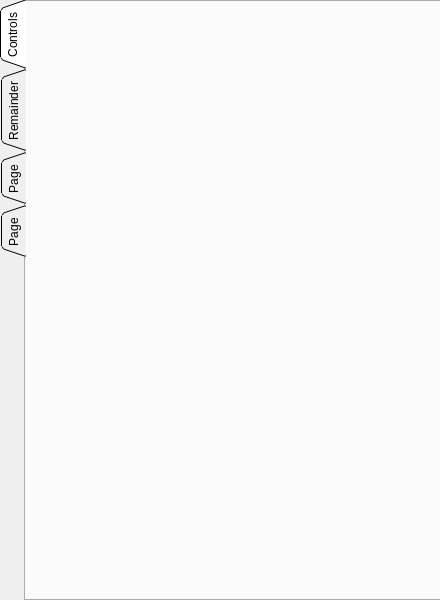
Before: the Qt Designer form bin/ui/main_window.ui in TechMaverik/BOOMER, drawn with Qt 5.
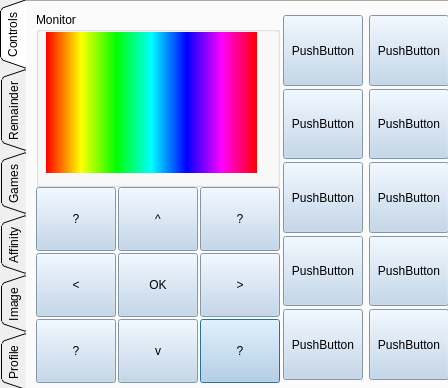
After: the same form once the commit is applied. The open tabs and pages were chosen to show the change. Icons and pictures are not drawn.

What changed in the file:
```diff
--- a/bin/ui/main_window.ui
+++ b/bin/ui/main_window.ui
@@ -6,8 +6,8 @@
    <rect>
     <x>0</x>
     <y>0</y>
-    <width>440</width>
-    <height>600</height>
+    <width>448</width>
+    <height>388</height>
    </rect>
   </property>
   <property name="windowTitle">
@@ -18,10 +18,15 @@
     <rect>
      <x>0</x>
      <y>0</y>
-     <width>441</width>
-     <height>601</height>
+     <width>451</width>
+     <height>391</height>
     </rect>
    </property>
+   <property name="font">
+    <font>
+     <pointsize>9</pointsize>
+    </font>
+   </property>
    <property name="tabPosition">
     <enum>QTabWidget::West</enum>
    </property>
@@ -41,6 +46,736 @@
     <attribute name="toolTip">
      <string>Generic Robot Controls (Move Forward, Sit, Stand etc) Window</string>
     </attribute>
+    <widget class="QWidget" name="horizontalLayoutWidget_4">
+     <property name="geometry">
+      <rect>
+       <x>10</x>
+       <y>10</y>
+       <width>416</width>
+       <height>371</height>
+      </rect>
+     </property>
+     <layout class="QHBoxLayout" name="horizontalLayout_5">
+      <property name="spacing">
+       <number>0</number>
+      </property>
+      <item>
+       <layout class="QVBoxLayout" name="verticalLayout_10">
+        <property name="spacing">
+         <number>0</number>
+        </property>
+        <property name="topMargin">
+         <number>0</number>
+        </property>
+        <item>
+         <widget class="QGroupBox" name="groupBox">
+          <property name="title">
+           <string>Monitor</string>
+          </property>
+          <widget class="QWidget" name="widget" native="true">
+           <property name="geometry">
+            <rect>
+             <x>10</x>
+             <y>20</y>
+             <width>211</width>
+             <height>141</height>
+            </rect>
+           </property>
+           <property name="styleSheet">
+            <string notr="true">background-color: qlineargradient(spread:pad, x1:0, y1:0, x2:1, y2:0, stop:0 rgba(255, 0, 0, 255), stop:0.166 rgba(255, 255, 0, 255), stop:0.333 rgba(0, 255, 0, 255), stop:0.5 rgba(0, 255, 255, 255), stop:0.666 rgba(0, 0, 255, 255), stop:0.833 rgba(255, 0, 255, 255), stop:1 rgba(255, 0, 0, 255));</string>
+           </property>
+          </widget>
+         </widget>
+        </item>
+        <item>
+         <layout class="QGridLayout" name="gridLayout">
+          <property name="sizeConstraint">
+           <enum>QLayout::SetFixedSize</enum>
+          </property>
+          <property name="spacing">
+           <number>2</number>
+          </property>
+          <item row="2" column="2">
+           <widget class="QPushButton" name="control_bottom_right_btn">
+            <property name="minimumSize">
+             <size>
+              <width>0</width>
+              <height>64</height>
+             </size>
+            </property>
+            <property name="cursor">
+             <cursorShape>OpenHandCursor</cursorShape>
+            </property>
+            <property name="styleSheet">
+             <string notr="true">QPushButton{
+	background-color: rgb(185, 209, 234);
+}
+QPushButton:hover{
+	background-color:rgb(175, 175, 175);
+}
+QPushButton:pressed{
+	background-color:rgb(240, 240, 240);
+}</string>
+            </property>
+            <property name="text">
+             <string>?</string>
+            </property>
+           </widget>
+          </item>
+          <item row="2" column="0">
+           <widget class="QPushButton" name="control_bottom_left_btn">
+            <property name="minimumSize">
+             <size>
+              <width>0</width>
+              <height>64</height>
+             </size>
+            </property>
+            <property name="cursor">
+             <cursorShape>OpenHandCursor</cursorShape>
+            </property>
+            <property name="styleSheet">
+             <string notr="true">QPushButton{
+	background-color: rgb(185, 209, 234);
+}
+QPushButton:hover{
+	background-color:rgb(175, 175, 175);
+}
+QPushButton:pressed{
+	background-color:rgb(240, 240, 240);
+}</string>
+            </property>
+            <property name="text">
+             <string>?</string>
+            </property>
+           </widget>
+          </item>
+          <item row="1" column="1">
+           <widget class="QPushButton" name="control_interact_btn">
+            <property name="minimumSize">
+             <size>
+              <width>0</width>
+              <height>64</height>
+             </size>
+            </property>
+            <property name="cursor">
+             <cursorShape>OpenHandCursor</cursorShape>
+            </property>
+            <property name="styleSheet">
+             <string notr="true">QPushButton{
+	background-color: rgb(185, 209, 234);
+}
+QPushButton:hover{
+	background-color:rgb(175, 175, 175);
+}
+QPushButton:pressed{
+	background-color:rgb(240, 240, 240);
+}</string>
+            </property>
+            <property name="text">
+             <string>OK</string>
+            </property>
+           </widget>
+          </item>
+          <item row="2" column="1">
+           <widget class="QPushButton" name="control_backward_btn">
+            <property name="minimumSize">
+             <size>
+              <width>0</width>
+              <height>64</height>
+             </size>
+            </property>
+            <property name="cursor">
+             <cursorShape>OpenHandCursor</cursorShape>
+            </property>
+            <property name="styleSheet">
+             <string notr="true">QPushButton{
+	background-color: rgb(185, 209, 234);
+}
+QPushButton:hover{
+	background-color:rgb(175, 175, 175);
+}
+QPushButton:pressed{
+	background-color:rgb(240, 240, 240);
+}</string>
+            </property>
+            <property name="text">
+             <string>v</string>
+            </property>
+           </widget>
+          </item>
+          <item row="0" column="0">
+           <widget class="QPushButton" name="control_top_left_btn">
+            <property name="minimumSize">
+             <size>
+              <width>0</width>
+              <height>64</height>
+             </size>
+            </property>
+            <property name="cursor">
+             <cursorShape>OpenHandCursor</cursorShape>
+            </property>
+            <property name="styleSheet">
+             <string notr="true">QPushButton{
+	background-color: rgb(185, 209, 234);
+}
+QPushButton:hover{
+	background-color:rgb(175, 175, 175);
+}
+QPushButton:pressed{
+	background-color:rgb(240, 240, 240);
+}</string>
+            </property>
+            <property name="text">
+             <string>?</string>
+            </property>
+           </widget>
+          </item>
+          <item row="0" column="1">
+           <widget class="QPushButton" name="control_forward_btn">
+            <property name="sizePolicy">
+             <sizepolicy hsizetype="Fixed" vsizetype="Fixed">
+              <horstretch>0</horstretch>
+              <verstretch>0</verstretch>
+             </sizepolicy>
+            </property>
+            <property name="minimumSize">
+             <size>
+              <width>0</width>
+              <height>64</height>
+             </size>
+            </property>
+            <property name="maximumSize">
+             <size>
+              <width>16777215</width>
+              <height>16777215</height>
+             </size>
+            </property>
+            <property name="cursor">
+             <cursorShape>OpenHandCursor</cursorShape>
+            </property>
+            <property name="styleSheet">
+             <string notr="true">QPushButton{
+	background-color: rgb(185, 209, 234);
+}
+QPushButton:hover{
+	background-color:rgb(175, 175, 175);
+}
+QPushButton:pressed{
+	background-color:rgb(240, 240, 240);
+}</string>
+            </property>
+            <property name="text">
+             <string>^</string>
+            </property>
+            <property name="autoRepeatDelay">
+             <number>300</number>
+            </property>
+            <property name="autoDefault">
+             <bool>false</bool>
+            </property>
+            <property name="default">
+             <bool>false</bool>
+            </property>
+            <property name="flat">
+             <bool>false</bool>
+            </property>
+           </widget>
+          </item>
+          <item row="1" column="0">
+           <widget class="QPushButton" name="control_left_btn">
+            <property name="minimumSize">
+             <size>
+              <width>0</width>
+              <height>64</height>
+             </size>
+            </property>
+            <property name="cursor">
+             <cursorShape>OpenHandCursor</cursorShape>
+            </property>
+            <property name="styleSheet">
+             <string notr="true">QPushButton{
+	background-color: rgb(185, 209, 234);
+}
+QPushButton:hover{
+	background-color:rgb(175, 175, 175);
+}
+QPushButton:pressed{
+	background-color:rgb(240, 240, 240);
+}</string>
+            </property>
+            <property name="text">
+             <string>&lt;</string>
+            </property>
+           </widget>
+          </item>
+          <item row="1" column="2">
+           <widget class="QPushButton" name="control_right_btn">
+            <property name="minimumSize">
+             <size>
+              <width>0</width>
+              <height>64</height>
+             </size>
+            </property>
+            <property name="cursor">
+             <cursorShape>OpenHandCursor</cursorShape>
+            </property>
+            <property name="styleSheet">
+             <string notr="true">QPushButton{
+	background-color: rgb(185, 209, 234);
+}
+QPushButton:hover{
+	background-color:rgb(175, 175, 175);
+}
+QPushButton:pressed{
+	background-color:rgb(240, 240, 240);
+}</string>
+            </property>
+            <property name="text">
+             <string>&gt;</string>
+            </property>
+           </widget>
+          </item>
+          <item row="0" column="2">
+           <widget class="QPushButton" name="control_top_right_btn">
+            <property name="minimumSize">
+             <size>
+              <width>0</width>
+              <height>64</height>
+             </size>
+            </property>
+            <property name="cursor">
+             <cursorShape>OpenHandCursor</cursorShape>
+            </property>
+            <property name="styleSheet">
+             <string notr="true">QPushButton{
+	background-color:rgb(185, 209, 234);
+}
+QPushButton:hover{
+	background-color:rgb(175, 175, 175);
+}
+QPushButton:pressed{
+	background-color:rgb(240, 240, 240);
+}</string>
+            </property>
+            <property name="text">
+             <string>?</string>
+            </property>
+           </widget>
+          </item>
+         </layout>
+        </item>
+       </layout>
+      </item>
+      <item>
+       <layout class="QHBoxLayout" name="horizontalLayout_9">
+        <property name="spacing">
+         <number>0</number>
+        </property>
+        <property name="topMargin">
+         <number>0</number>
+        </property>
+        <item>
+         <layout class="QVBoxLayout" name="verticalLayout_9">
+          <property name="spacing">
+           <number>3</number>
+          </property>
+          <property name="leftMargin">
+           <number>3</number>
+          </property>
+          <property name="topMargin">
+           <number>3</number>
+          </property>
+          <property name="rightMargin">
+           <number>3</number>
+          </property>
+          <property name="bottomMargin">
+           <number>3</number>
+          </property>
+          <item>
+           <widget class="QPushButton" name="pushButton_2">
+            <property name="sizePolicy">
+             <sizepolicy hsizetype="Fixed" vsizetype="Fixed">
+              <horstretch>0</horstretch>
+              <verstretch>0</verstretch>
+             </sizepolicy>
+            </property>
+            <property name="minimumSize">
+             <size>
+              <width>0</width>
+              <height>0</height>
+             </size>
+            </property>
+            <property name="maximumSize">
+             <size>
+              <width>600</width>
+              <height>80</height>
+             </size>
+            </property>
+            <property name="styleSheet">
+             <string notr="true">QPushButton{
+	background-color: rgb(185, 209, 234);
+}
+QPushButton:hover{
+	background-color:rgb(175, 175, 175);
+}
+QPushButton:pressed{
+	background-color:rgb(240, 240, 240);
+}</string>
+            </property>
+            <property name="text">
+             <string>PushButton</string>
+            </property>
+           </widget>
+          </item>
+          <item>
+           <widget class="QPushButton" name="pushButton_5">
+            <property name="sizePolicy">
+             <sizepolicy hsizetype="Fixed" vsizetype="Fixed">
+              <horstretch>0</horstretch>
+              <verstretch>0</verstretch>
+             </sizepolicy>
+            </property>
+            <property name="minimumSize">
+             <size>
+              <width>0</width>
+              <height>0</height>
+             </size>
+            </property>
+            <property name="maximumSize">
+             <size>
+              <width>600</width>
+              <height>80</height>
+             </size>
+            </property>
+            <property name="styleSheet">
+             <string notr="true">QPushButton{
+	background-color: rgb(185, 209, 234);
+}
+QPushButton:hover{
+	background-color:rgb(175, 175, 175);
+}
+QPushButton:pressed{
+	background-color:rgb(240, 240, 240);
+}</string>
+            </property>
+            <property name="text">
+             <string>PushButton</string>
+            </property>
+           </widget>
+          </item>
+          <item>
+           <widget class="QPushButton" name="pushButton_4">
+            <property name="sizePolicy">
+             <sizepolicy hsizetype="Fixed" vsizetype="Fixed">
+              <horstretch>0</horstretch>
+              <verstretch>0</verstretch>
+             </sizepolicy>
+            </property>
+            <property name="minimumSize">
+             <size>
+              <width>0</width>
+              <height>0</height>
+             </size>
+            </property>
+            <property name="maximumSize">
+             <size>
+              <width>600</width>
+              <height>80</height>
+             </size>
+            </property>
+            <property name="styleSheet">
+             <string notr="true">QPushButton{
+	background-color: rgb(185, 209, 234);
+}
+QPushButton:hover{
+	background-color:rgb(175, 175, 175);
+}
+QPushButton:pressed{
+	background-color:rgb(240, 240, 240);
+}</string>
+            </property>
+            <property name="text">
+             <string>PushButton</string>
+            </property>
+           </widget>
+          </item>
+          <item>
+           <widget class="QPushButton" name="pushButton_3">
+            <property name="sizePolicy">
+             <sizepolicy hsizetype="Fixed" vsizetype="Fixed">
+              <horstretch>0</horstretch>
+              <verstretch>0</verstretch>
+             </sizepolicy>
+            </property>
+            <property name="minimumSize">
+             <size>
+              <width>0</width>
+              <height>0</height>
+             </size>
+            </property>
+            <property name="maximumSize">
+             <size>
+              <width>600</width>
+              <height>80</height>
+             </size>
+            </property>
+            <property name="styleSheet">
+             <string notr="true">QPushButton{
+	background-color: rgb(185, 209, 234);
+}
+QPushButton:hover{
+	background-color:rgb(175, 175, 175);
+}
+QPushButton:pressed{
+	background-color:rgb(240, 240, 240);
+}</string>
+            </property>
+            <property name="text">
+             <string>PushButton</string>
+            </property>
+           </widget>
+          </item>
+          <item>
+           <widget class="QPushButton" name="pushButton">
+            <property name="sizePolicy">
+             <sizepolicy hsizetype="Fixed" vsizetype="Fixed">
+              <horstretch>0</horstretch>
+              <verstretch>0</verstretch>
+             </sizepolicy>
+            </property>
+            <property name="minimumSize">
+             <size>
+              <width>0</width>
+              <height>0</height>
+             </size>
+            </property>
+            <property name="maximumSize">
+             <size>
+              <width>600</width>
+              <height>80</height>
+             </size>
+            </property>
+            <property name="styleSheet">
+             <string notr="true">QPushButton{
+	background-color: rgb(185, 209, 234);
+}
+QPushButton:hover{
+	background-color:rgb(175, 175, 175);
+}
+QPushButton:pressed{
+	background-color:rgb(240, 240, 240);
+}</string>
+            </property>
+            <property name="text">
+             <string>PushButton</string>
+            </property>
+           </widget>
+          </item>
+         </layout>
+        </item>
+        <item>
+         <layout class="QVBoxLayout" name="verticalLayout_8">
+          <property name="spacing">
+           <number>3</number>
+          </property>
+          <property name="leftMargin">
+           <number>3</number>
+          </property>
+          <property name="topMargin">
+           <number>3</number>
+          </property>
+          <property name="rightMargin">
+           <number>3</number>
+          </property>
+          <property name="bottomMargin">
+           <number>3</number>
+          </property>
+          <item>
+           <widget class="QPushButton" name="pushButton_7">
+            <property name="sizePolicy">
+             <sizepolicy hsizetype="Fixed" vsizetype="Fixed">
+              <horstretch>0</horstretch>
+              <verstretch>0</verstretch>
+             </sizepolicy>
+            </property>
+            <property name="minimumSize">
+             <size>
+              <width>0</width>
+              <height>0</height>
+             </size>
+            </property>
+            <property name="maximumSize">
+             <size>
+              <width>600</width>
+              <height>80</height>
+             </size>
+            </property>
+            <property name="styleSheet">
+             <string notr="true">QPushButton{
+	background-color: rgb(185, 209, 234);
+}
+QPushButton:hover{
+	background-color:rgb(175, 175, 175);
+}
+QPushButton:pressed{
+	background-color:rgb(240, 240, 240);
+}</string>
+            </property>
+            <property name="text">
+             <string>PushButton</string>
+            </property>
+           </widget>
+          </item>
+          <item>
+           <widget class="QPushButton" name="pushButton_10">
+            <property name="sizePolicy">
+             <sizepolicy hsizetype="Fixed" vsizetype="Fixed">
+              <horstretch>0</horstretch>
+              <verstretch>0</verstretch>
+             </sizepolicy>
+            </property>
+            <property name="minimumSize">
+             <size>
+              <width>0</width>
+              <height>0</height>
+             </size>
+            </property>
+            <property name="maximumSize">
+             <size>
+              <width>600</width>
+              <height>80</height>
+             </size>
+            </property>
+            <property name="styleSheet">
+             <string notr="true">QPushButton{
+	background-color: rgb(185, 209, 234);
+}
+QPushButton:hover{
+	background-color:rgb(175, 175, 175);
+}
+QPushButton:pressed{
+	background-color:rgb(240, 240, 240);
+}</string>
+            </property>
+            <property name="text">
+             <string>PushButton</string>
+            </property>
+           </widget>
+          </item>
+          <item>
+           <widget class="QPushButton" name="pushButton_9">
+            <property name="sizePolicy">
+             <sizepolicy hsizetype="Fixed" vsizetype="Fixed">
+              <horstretch>0</horstretch>
+              <verstretch>0</verstretch>
+             </sizepolicy>
+            </property>
+            <property name="minimumSize">
+             <size>
+              <width>0</width>
+              <height>0</height>
+             </size>
+            </property>
+            <property name="maximumSize">
+             <size>
+              <width>600</width>
+              <height>80</height>
+             </size>
+            </property>
+            <property name="styleSheet">
+             <string notr="true">QPushButton{
+	background-color: rgb(185, 209, 234);
+}
+QPushButton:hover{
+	background-color:rgb(175, 175, 175);
+}
+QPushButton:pressed{
+	background-color:rgb(240, 240, 240);
+}</string>
+            </property>
+            <property name="text">
+             <string>PushButton</string>
+            </property>
+           </widget>
+          </item>
+          <item>
+           <widget class="QPushButton" name="pushButton_8">
+            <property name="sizePolicy">
+             <sizepolicy hsizetype="Fixed" vsizetype="Fixed">
+              <horstretch>0</horstretch>
+              <verstretch>0</verstretch>
+             </sizepolicy>
+            </property>
+            <property name="minimumSize">
+             <size>
+              <width>0</width>
+              <height>0</height>
+             </size>
+            </property>
+            <property name="maximumSize">
+             <size>
+              <width>600</width>
+              <height>80</height>
+             </size>
+            </property>
+            <property name="styleSheet">
+             <string notr="true">QPushButton{
+	background-color: rgb(185, 209, 234);
+}
+QPushButton:hover{
+	background-color:rgb(175, 175, 175);
+}
+QPushButton:pressed{
+	background-color:rgb(240, 240, 240);
+}</string>
+            </property>
+            <property name="text">
+             <string>PushButton</string>
+            </property>
+           </widget>
+          </item>
+          <item>
+           <widget class="QPushButton" name="pushButton_6">
+            <property name="sizePolicy">
+             <sizepolicy hsizetype="Fixed" vsizetype="Fixed">
+              <horstretch>0</horstretch>
+              <verstretch>0</verstretch>
+             </sizepolicy>
+            </property>
+            <property name="minimumSize">
+             <size>
+              <width>0</width>
+              <height>0</height>
+             </size>
+            </property>
+            <property name="maximumSize">
+             <size>
+              <width>600</width>
+              <height>80</height>
+             </size>
+            </property>
+            <property name="styleSheet">
+             <string notr="true">QPushButton{
+	background-color: rgb(185, 209, 234);
+}
+QPushButton:hover{
+	background-color:rgb(175, 175, 175);
+}
+QPushButton:pressed{
+	background-color:rgb(240, 240, 240);
+}</string>
+            </property>
+            <property name="text">
+             <string>PushButton</string>
+            </property>
+           </widget>
+          </item>
+         </layout>
+        </item>
+       </layout>
+      </item>
+     </layout>
+    </widget>
    </widget>
    <widget class="QWidget" name="rm_tab">
     <attribute name="title">
@@ -52,12 +787,22 @@
    </widget>
    <widget class="QWidget" name="tab">
     <attribute name="title">
-     <string>Page</string>
+     <string>Games</string>
     </attribute>
    </widget>
    <widget class="QWidget" name="tab_2">
     <attribute name="title">
-     <string>Page</string>
+     <string>Affinity</string>
+    </attribute>
+   </widget>
+   <widget class="QWidget" name="view_tab">
+    <attribute name="title">
+     <string>Image</string>
+    </attribute>
+   </widget>
+   <widget class="QWidget" name="user_tab">
+    <attribute name="title">
+     <string>Profile</string>
     </attribute>
    </widget>
   </widget>
```
Left out of the diff: 99 changed lines with no effect on the pictures.
